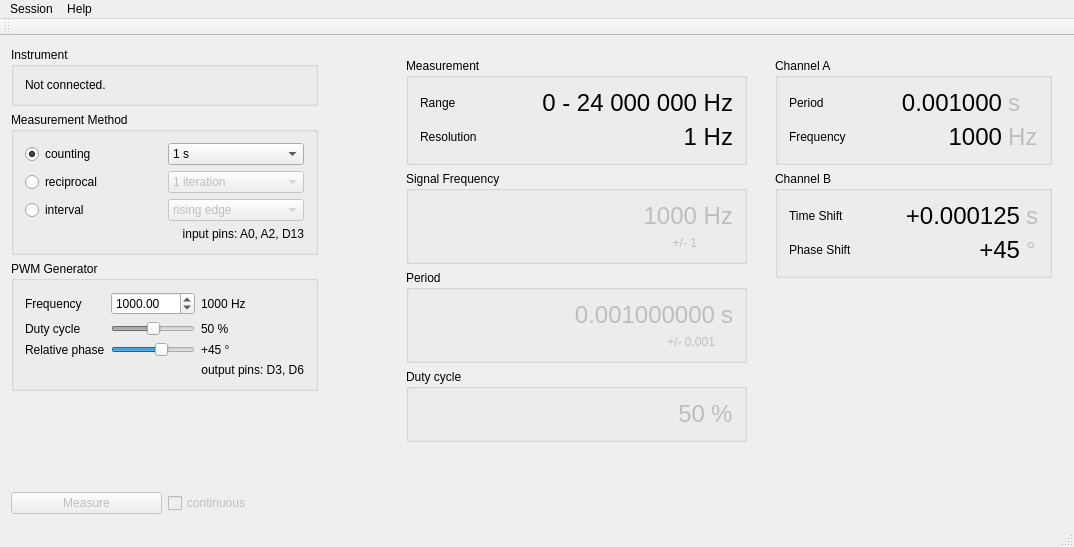
The window that gui/mainwindow.ui (mcejp/virtual-counter) describes before a commit, drawn with Qt 5.
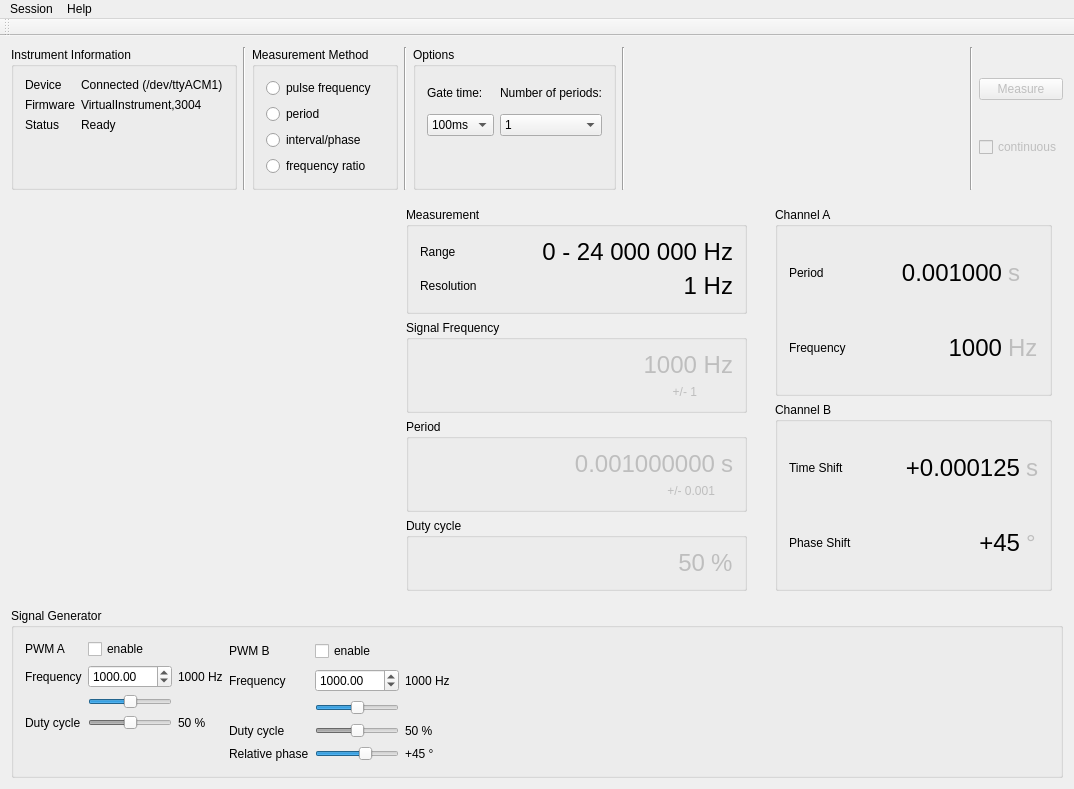
The same window after the commit. Custom widgets are drawn as their Qt base class.

The edit to the form file:
```diff
--- a/gui/mainwindow.ui
+++ b/gui/mainwindow.ui
@@ -7,240 +7,158 @@
     <x>0</x>
     <y>0</y>
     <width>1074</width>
-    <height>547</height>
+    <height>789</height>
    </rect>
   </property>
   <property name="windowTitle">
    <string>Measurement Tool</string>
   </property>
   <widget class="QWidget" name="centralWidget">
+   <layout class="QVBoxLayout" name="verticalLayout_2" stretch="0,1,0">
+    <item>
+     <layout class="QHBoxLayout" name="instrumentShelf">
+      <item>
+       <widget class="QGroupBox" name="groupBox_10">
+        <property name="title">
+         <string>Instrument Information</string>
+        </property>
    <layout class="QHBoxLayout" name="horizontalLayout">
     <item>
-     <layout class="QVBoxLayout" name="verticalLayout">
-      <item>
-       <widget class="QGroupBox" name="groupBox">
-        <property name="title">
-         <string>Instrument</string>
-        </property>
-        <layout class="QVBoxLayout" name="verticalLayout_3">
-         <item>
+          <layout class="QFormLayout" name="formLayout">
+           <item row="0" column="0">
+            <widget class="QLabel" name="label_12">
+             <property name="text">
+              <string>Device</string>
+             </property>
+            </widget>
+           </item>
+           <item row="1" column="0">
+            <widget class="QLabel" name="label_16">
+             <property name="text">
+              <string>Firmware</string>
+             </property>
+            </widget>
+           </item>
+           <item row="0" column="1">
           <widget class="QLabel" name="instrumentInfoLabel">
            <property name="text">
-            <string>Not connected.</string>
+              <string>Connected (/dev/ttyACM1)</string>
            </property>
           </widget>
          </item>
-        </layout>
+           <item row="1" column="1">
+            <widget class="QLabel" name="instrumentFirmwareLabel">
+             <property name="text">
+              <string>VirtualInstrument,3004</string>
+             </property>
+            </widget>
+           </item>
+           <item row="2" column="0">
+            <widget class="QLabel" name="label_24">
+             <property name="text">
+              <string>Status</string>
+             </property>
+            </widget>
+           </item>
+           <item row="2" column="1">
+            <widget class="QLabel" name="instrumentStatusLabel">
+             <property name="text">
+              <string>Ready</string>
+             </property>
+            </widget>
+           </item>
+          </layout>
+         </item>
+        </layout>
        </widget>
       </item>
       <item>
-       <widget class="QGroupBox" name="groupBox_3">
+       <widget class="Line" name="line_2">
+        <property name="orientation">
+         <enum>Qt::Vertical</enum>
+        </property>
+       </widget>
+      </item>
+      <item>
+       <widget class="QGroupBox" name="groupBox_11">
         <property name="title">
          <string>Measurement Method</string>
         </property>
-        <layout class="QGridLayout" name="gridLayout">
-         <item row="0" column="1">
-          <widget class="QComboBox" name="measurementCountingGateSelect">
-           <property name="currentIndex">
-            <number>1</number>
-           </property>
+        <layout class="QHBoxLayout" name="horizontalLayout_3">
            <item>
-            <property name="text">
-             <string>100 ms</string>
-            </property>
-           </item>
+          <layout class="QVBoxLayout" name="verticalLayout_4">
            <item>
-            <property name="text">
-             <string>1 s</string>
-            </property>
-           </item>
-           <item>
-            <property name="text">
-             <string>10 s</string>
-            </property>
-           </item>
-          </widget>
-         </item>
-         <item row="0" column="0">
           <widget class="QRadioButton" name="measurementMethodCounting">
            <property name="text">
-            <string>counting</string>
-           </property>
-           <property name="checked">
-            <bool>true</bool>
+              <string>pulse frequency</string>
            </property>
           </widget>
          </item>
-         <item row="1" column="0">
-          <widget class="QRadioButton" name="measurementMethodReciprocal">
+           <item>
+            <widget class="QRadioButton" name="measurementMethodPeriod">
            <property name="text">
-            <string>reciprocal</string>
+              <string>period</string>
            </property>
           </widget>
          </item>
-         <item row="2" column="0">
+           <item>
           <widget class="QRadioButton" name="measurementMethodInterval">
-           <property name="enabled">
-            <bool>true</bool>
-           </property>
            <property name="text">
-            <string>interval</string>
+              <string>interval/phase</string>
            </property>
           </widget>
          </item>
-         <item row="3" column="1">
-          <widget class="QLabel" name="label_7">
+           <item>
+            <widget class="QRadioButton" name="measurementMethodFreqRatio">
            <property name="text">
-            <string>input pins: A0, A2, D13</string>
-           </property>
-           <property name="alignment">
-            <set>Qt::AlignRight|Qt::AlignTrailing|Qt::AlignVCenter</set>
-           </property>
-          </widget>
-         </item>
-         <item row="2" column="1">
-          <widget class="QComboBox" name="intervalEdgeSelect">
-           <property name="enabled">
-            <bool>false</bool>
-           </property>
-           <item>
-            <property name="text">
-             <string>rising edge</string>
-            </property>
-           </item>
-           <item>
-            <property name="text">
-             <string>falling edge</string>
-            </property>
-           </item>
-          </widget>
-         </item>
-         <item row="1" column="1">
-          <widget class="QComboBox" name="reciprocalIterationsSelect">
-           <property name="enabled">
-            <bool>false</bool>
-           </property>
+              <string>frequency ratio</string>
+             </property>
+            </widget>
+           </item>
+          </layout>
+         </item>
+        </layout>
+       </widget>
+      </item>
            <item>
-            <property name="text">
-             <string>1 iteration</string>
-            </property>
-           </item>
-           <item>
-            <property name="text">
-             <string>10 iterations</string>
-            </property>
-           </item>
-           <item>
-            <property name="text">
-             <string>100 iterations</string>
-            </property>
-           </item>
-          </widget>
-         </item>
-        </layout>
-       </widget>
-      </item>
+       <widget class="Line" name="line">
+        <property name="orientation">
+         <enum>Qt::Vertical</enum>
+        </property>
+       </widget>
+      </item>
       <item>
-       <widget class="QGroupBox" name="groupBox_2">
+       <widget class="QGroupBox" name="groupBox">
         <property name="title">
-         <string>PWM Generator</string>
+         <string>Options</string>
         </property>
-        <layout class="QGridLayout" name="gridLayout_2">
-         <item row="3" column="2">
-          <widget class="QLabel" name="label_6">
+        <layout class="QHBoxLayout" name="horizontalLayout_4">
+         <item>
+          <layout class="QVBoxLayout" name="measurementCountingOptions">
+           <item>
+            <widget class="QLabel" name="label_26">
            <property name="text">
-            <string>output pins: D3, D6</string>
-           </property>
-           <property name="alignment">
-            <set>Qt::AlignRight|Qt::AlignTrailing|Qt::AlignVCenter</set>
-           </property>
-          </widget>
-         </item>
-         <item row="0" column="0">
-          <widget class="QLabel" name="label_2">
+              <string>Gate time:</string>
+             </property>
+            </widget>
+           </item>
+           <item>
+            <widget class="QComboBox" name="measurementGateTimeSelect">
+             <item>
            <property name="text">
-            <string>Frequency</string>
-           </property>
-          </widget>
-         </item>
-         <item row="1" column="2">
-          <widget class="QLabel" name="label_5">
+               <string>100ms</string>
+              </property>
+             </item>
+             <item>
            <property name="text">
-            <string>50 %</string>
-           </property>
-          </widget>
-         </item>
-         <item row="1" column="0">
-          <widget class="QLabel" name="label_4">
+               <string>1s</string>
+              </property>
+             </item>
+             <item>
            <property name="text">
-            <string>Duty cycle</string>
-           </property>
-          </widget>
-         </item>
-         <item row="0" column="2">
-          <widget class="QLabel" name="pwmFrequencyInfo">
-           <property name="text">
-            <string>1000 Hz</string>
-           </property>
-          </widget>
-         </item>
-         <item row="0" column="1">
-          <widget class="QDoubleSpinBox" name="pwmFreqSpinner">
-           <property name="maximum">
-            <double>48000000.000000000000000</double>
-           </property>
-           <property name="value">
-            <double>1000.000000000000000</double>
-           </property>
-          </widget>
-         </item>
-         <item row="1" column="1">
-          <widget class="QSlider" name="horizontalSlider">
-           <property name="enabled">
-            <bool>false</bool>
-           </property>
-           <property name="maximum">
-            <number>100</number>
-           </property>
-           <property name="value">
-            <number>50</number>
-           </property>
-           <property name="orientation">
-            <enum>Qt::Horizontal</enum>
-           </property>
-          </widget>
-         </item>
-         <item row="2" column="0">
-          <widget class="QLabel" name="label_9">
-           <property name="text">
-            <string>Relative phase</string>
-           </property>
-          </widget>
-         </item>
-         <item row="2" column="1">
-          <widget class="QSlider" name="relativePhase">
-           <property name="minimum">
-            <number>-180</number>
-           </property>
-           <property name="maximum">
-            <number>180</number>
-           </property>
-           <property name="value">
-            <number>45</number>
-           </property>
-           <property name="orientation">
-            <enum>Qt::Horizontal</enum>
-           </property>
-          </widget>
-         </item>
-         <item row="2" column="2">
-          <widget class="QLabel" name="relativePhaseDisplay">
-           <property name="text">
-            <string>+45 °</string>
-           </property>
-          </widget>
-         </item>
-        </layout>
+               <string>10s</string>
+              </property>
+             </item>
        </widget>
       </item>
       <item>
@@ -248,6 +166,9 @@
         <property name="orientation">
          <enum>Qt::Vertical</enum>
         </property>
+             <property name="sizeType">
+              <enum>QSizePolicy::Fixed</enum>
+             </property>
         <property name="sizeHint" stdset="0">
          <size>
           <width>20</width>
@@ -256,8 +177,91 @@
         </property>
        </spacer>
       </item>
+          </layout>
+         </item>
       <item>
-       <layout class="QHBoxLayout" name="horizontalLayout_2">
+          <layout class="QVBoxLayout" name="measurementPeriodOptions">
+           <item>
+            <widget class="QLabel" name="label_21">
+             <property name="text">
+              <string>Number of periods:</string>
+             </property>
+            </widget>
+           </item>
+           <item>
+            <widget class="QComboBox" name="measurementNumPeriodsSelect">
+             <item>
+              <property name="text">
+               <string>1</string>
+              </property>
+             </item>
+             <item>
+              <property name="text">
+               <string>10</string>
+              </property>
+             </item>
+             <item>
+              <property name="text">
+               <string>100</string>
+              </property>
+             </item>
+             <item>
+              <property name="text">
+               <string>1000</string>
+              </property>
+             </item>
+            </widget>
+           </item>
+           <item>
+            <spacer name="verticalSpacer_2">
+             <property name="orientation">
+              <enum>Qt::Vertical</enum>
+             </property>
+             <property name="sizeType">
+              <enum>QSizePolicy::Fixed</enum>
+             </property>
+             <property name="sizeHint" stdset="0">
+              <size>
+               <width>20</width>
+               <height>40</height>
+              </size>
+             </property>
+            </spacer>
+           </item>
+          </layout>
+         </item>
+        </layout>
+       </widget>
+      </item>
+      <item>
+       <widget class="Line" name="line_3">
+        <property name="orientation">
+         <enum>Qt::Vertical</enum>
+        </property>
+       </widget>
+      </item>
+      <item>
+       <spacer name="horizontalSpacer_2">
+        <property name="orientation">
+         <enum>Qt::Horizontal</enum>
+        </property>
+        <property name="sizeHint" stdset="0">
+         <size>
+          <width>40</width>
+          <height>20</height>
+         </size>
+        </property>
+       </spacer>
+      </item>
+      <item>
+       <widget class="Line" name="line_4">
+        <property name="orientation">
+         <enum>Qt::Vertical</enum>
+        </property>
+       </widget>
+      </item>
+      <item>
+       <layout class="QVBoxLayout" name="verticalLayout_3">
         <item>
          <widget class="QPushButton" name="measureButton">
           <property name="enabled">
@@ -283,17 +287,9 @@
      </layout>
     </item>
     <item>
-     <spacer name="horizontalSpacer">
-      <property name="orientation">
-       <enum>Qt::Horizontal</enum>
-      </property>
-      <property name="sizeHint" stdset="0">
-       <size>
-        <width>750</width>
-        <height>20</height>
-       </size>
-      </property>
-     </spacer>
+     <layout class="QHBoxLayout" name="measurementShelf" stretch="1,0,0">
+      <item>
+       <widget class="QCustomPlot" name="meausrementPlot" native="true"/>
     </item>
     <item>
      <widget class="QWidget" name="frequencyMeasurementRack" native="true">
@@ -518,19 +514,6 @@
          </layout>
         </widget>
        </item>
-       <item>
-        <spacer name="verticalSpacer_2">
-         <property name="orientation">
-          <enum>Qt::Vertical</enum>
-         </property>
-         <property name="sizeHint" stdset="0">
-          <size>
-           <width>20</width>
-           <height>40</height>
-          </size>
-         </property>
-        </spacer>
-       </item>
       </layout>
      </widget>
     </item>
@@ -709,7 +692,103 @@
          </layout>
         </widget>
        </item>
+        </layout>
+       </widget>
+      </item>
+     </layout>
+    </item>
        <item>
+     <layout class="QVBoxLayout" name="verticalLayout">
+      <item>
+       <widget class="QGroupBox" name="groupBox_2">
+        <property name="title">
+         <string>Signal Generator</string>
+        </property>
+        <layout class="QHBoxLayout" name="horizontalLayout_2" stretch="0,0,1">
+         <item>
+          <layout class="QGridLayout" name="gridLayout">
+           <property name="rightMargin">
+            <number>0</number>
+           </property>
+           <item row="1" column="1">
+            <widget class="QDoubleSpinBox" name="pwmFreqSpinner">
+             <property name="maximum">
+              <double>48000000.000000000000000</double>
+             </property>
+             <property name="value">
+              <double>1000.000000000000000</double>
+             </property>
+            </widget>
+           </item>
+           <item row="3" column="0">
+            <widget class="QLabel" name="label_4">
+             <property name="text">
+              <string>Duty cycle</string>
+             </property>
+            </widget>
+           </item>
+           <item row="3" column="2">
+            <widget class="QLabel" name="label_5">
+             <property name="text">
+              <string>50 %</string>
+             </property>
+            </widget>
+           </item>
+           <item row="3" column="1">
+            <widget class="QSlider" name="horizontalSlider">
+             <property name="enabled">
+              <bool>false</bool>
+             </property>
+             <property name="maximum">
+              <number>100</number>
+             </property>
+             <property name="value">
+              <number>50</number>
+             </property>
+             <property name="orientation">
+              <enum>Qt::Horizontal</enum>
+             </property>
+            </widget>
+           </item>
+           <item row="0" column="0">
+            <widget class="QLabel" name="label_6">
+             <property name="text">
+              <string>PWM A</string>
+             </property>
+            </widget>
+           </item>
+           <item row="1" column="2">
+            <widget class="QLabel" name="pwmFrequencyInfo">
+             <property name="text">
+              <string>1000 Hz</string>
+             </property>
+            </widget>
+           </item>
+           <item row="1" column="0">
+            <widget class="QLabel" name="label_2">
+             <property name="text">
+              <string>Frequency</string>
+             </property>
+            </widget>
+           </item>
+           <item row="2" column="1">
+            <widget class="QSlider" name="horizontalSlider_2">
+             <property name="value">
+              <number>50</number>
+             </property>
+             <property name="orientation">
+              <enum>Qt::Horizontal</enum>
+             </property>
+            </widget>
+           </item>
+           <item row="0" column="1">
+            <widget class="QCheckBox" name="checkBox">
+             <property name="text">
+              <string>enable</string>
+             </property>
+            </widget>
+           </item>
+           <item row="4" column="1">
         <spacer name="verticalSpacer_3">
          <property name="orientation">
           <enum>Qt::Vertical</enum>
@@ -723,7 +802,129 @@
         </spacer>
        </item>
       </layout>
-     </widget>
+         </item>
+         <item>
+          <layout class="QGridLayout" name="gridLayout_9">
+           <property name="rightMargin">
+            <number>0</number>
+           </property>
+           <item row="1" column="1">
+            <widget class="QDoubleSpinBox" name="pwmFreqSpinner_2">
+             <property name="maximum">
+              <double>48000000.000000000000000</double>
+             </property>
+             <property name="value">
+              <double>1000.000000000000000</double>
+             </property>
+            </widget>
+           </item>
+           <item row="3" column="2">
+            <widget class="QLabel" name="label_23">
+             <property name="text">
+              <string>50 %</string>
+             </property>
+            </widget>
+           </item>
+           <item row="2" column="1">
+            <widget class="QSlider" name="horizontalSlider_4">
+             <property name="value">
+              <number>50</number>
+             </property>
+             <property name="orientation">
+              <enum>Qt::Horizontal</enum>
+             </property>
+            </widget>
+           </item>
+           <item row="1" column="0">
+            <widget class="QLabel" name="label_27">
+             <property name="text">
+              <string>Frequency</string>
+             </property>
+            </widget>
+           </item>
+           <item row="3" column="0">
+            <widget class="QLabel" name="label_7">
+             <property name="text">
+              <string>Duty cycle</string>
+             </property>
+            </widget>
+           </item>
+           <item row="0" column="0">
+            <widget class="QLabel" name="label_25">
+             <property name="text">
+              <string>PWM B</string>
+             </property>
+            </widget>
+           </item>
+           <item row="3" column="1">
+            <widget class="QSlider" name="horizontalSlider_3">
+             <property name="enabled">
+              <bool>false</bool>
+             </property>
+             <property name="maximum">
+              <number>100</number>
+             </property>
+             <property name="value">
+              <number>50</number>
+             </property>
+             <property name="orientation">
+              <enum>Qt::Horizontal</enum>
+             </property>
+            </widget>
+           </item>
+           <item row="1" column="2">
+            <widget class="QLabel" name="pwmFrequencyInfo_2">
+             <property name="text">
+              <string>1000 Hz</string>
+             </property>
+            </widget>
+           </item>
+           <item row="0" column="1">
+            <widget class="QCheckBox" name="checkBox_2">
+             <property name="text">
+              <string>enable</string>
+             </property>
+            </widget>
+           </item>
+           <item row="4" column="0">
+            <widget class="QLabel" name="label_9">
+             <property name="text">
+              <string>Relative phase</string>
+             </property>
+            </widget>
+           </item>
+           <item row="4" column="1">
+            <widget class="QSlider" name="relativePhase">
+             <property name="minimum">
+              <number>-180</number>
+             </property>
+             <property name="maximum">
+              <number>180</number>
+             </property>
+             <property name="value">
+              <number>45</number>
+             </property>
+             <property name="orientation">
+              <enum>Qt::Horizontal</enum>
+             </property>
+            </widget>
+           </item>
+           <item row="4" column="2">
+            <widget class="QLabel" name="relativePhaseDisplay">
+             <property name="text">
+              <string>+45 °</string>
+             </property>
+            </widget>
+           </item>
+          </layout>
+         </item>
+         <item>
+          <widget class="QCustomPlot" name="signalGeneratorPlot" native="true"/>
+         </item>
+        </layout>
+       </widget>
+      </item>
+     </layout>
     </item>
    </layout>
   </widget>
@@ -765,17 +966,6 @@
     <bool>false</bool>
    </attribute>
   </widget>
-  <widget class="QStatusBar" name="statusBar">
-   <property name="toolTip">
-    <string/>
-   </property>
-   <property name="statusTip">
-    <string/>
-   </property>
-   <property name="autoFillBackground">
-    <bool>false</bool>
-   </property>
-  </widget>
   <action name="actionQuit">
    <property name="text">
     <string>Quit</string>
@@ -793,6 +983,14 @@
   </action>
  </widget>
  <layoutdefault spacing="6" margin="11"/>
+ <customwidgets>
+  <customwidget>
+   <class>QCustomPlot</class>
+   <extends>QWidget</extends>
+   <header>qcustomplot.h</header>
+   <container>1</container>
+  </customwidget>
+ </customwidgets>
  <resources/>
  <connections/>
 </ui>
```
Lines whose indentation alone changed are shown as unchanged.
